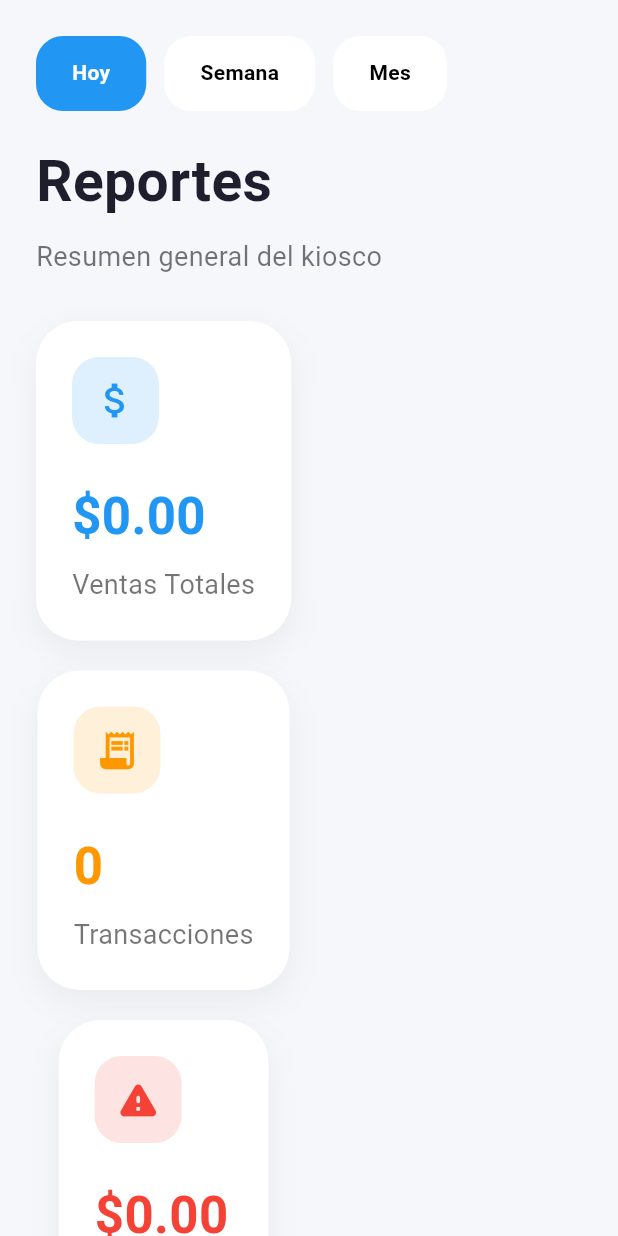
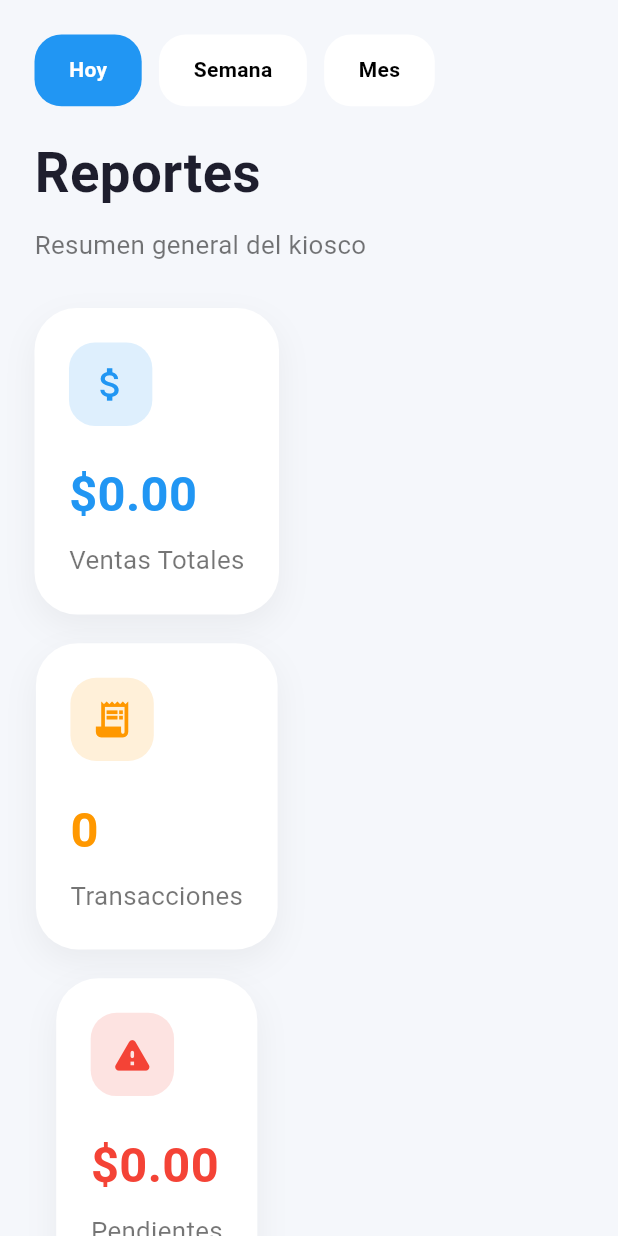
Before and after one commit to Usuario01-bit/kiosco_app, a Flutter app: the ReportsScreen screen opened directly, on a phone screen of 412 x 824 dp. Run offline on Flutter 3.47's test engine with Material 3 defaults, Android fonts, the light colour scheme and no system bars; our stand-ins replace cloud_firestore, firebase_core, fl_chart, shared_preferences, sqflite; accounts and stored records are empty.

Commit message:
fix: date format ISO + responsive fonts + text overflow
Root cause fixes:
- Changed date format DD/MM/YYYY → yyyy-MM-dd in insertSale
  so getTodaySales/getWeeklySales queries actually match
- Removed composite index requirement from getRecentSales
  (single orderBy instead of orderBy date + time)
- Removed composite index from payPendingSales (filter
  paymentMethod in Dart)
- Fixed seedFromLocal to normalize old-format dates to ISO

UI fixes per user feedback:
- dashboard: fonts/padding → R.fs/R.sp, error icon responsive
- sales: flex 3:2 phone ratio, all fonts/icons/padding → R.fs/R.sp
- students: Expanded + overflow ellipsis on name, history
  dialog maxHeight=60vh, substring(0,10) null-safe
- products: success SnackBar after add, maxLines+ellipsis
  name, all fonts/sizes → R.fs/R.sp, icon picker height 120
- reports: imported responsive.dart, all hardcoded sizes →
  R.fs/R.sp, removed debug print
- pending: Expanded wrapper for student name to prevent
  button being pushed off-screen, all fonts → R.fs/R.sp

```diff
--- a/lib/screens/reports_screen.dart
+++ b/lib/screens/reports_screen.dart
@@ -2,6 +2,7 @@ import 'package:fl_chart/fl_chart.dart';
 import 'package:flutter/material.dart';
 
 import '../services/firestore_service.dart';
+import '../services/responsive.dart';
 
 class ReportsScreen extends StatefulWidget {
 
@@ -119,8 +120,6 @@ class _ReportsScreenState
           productCounter[product]!;
 
           bestProduct = product;
-
-          print(bestProduct);
         }
       }
 
@@ -209,8 +208,9 @@ class _ReportsScreenState
         child: SingleChildScrollView(
 
 
-        padding:
-        const EdgeInsets.all(24),
+        padding: EdgeInsets.all(
+          R.sp(context, 24),
+        ),
 
         child: Column(
 
@@ -219,7 +219,7 @@ class _ReportsScreenState
 
           children: [
             SizedBox(
-              height: 50,
+              height: R.sp(context, 50),
 
               child: ListView(
                 scrollDirection: Axis.horizontal,
@@ -265,44 +265,44 @@ class _ReportsScreenState
                 ],
               ),
             ),
-            const SizedBox(height: 20),
+            SizedBox(height: R.sp(context, 20)),
 
             // =================================================
             // TITLE
             // =================================================
 
-            const Text(
+            Text(
 
               'Reportes',
 
               style: TextStyle(
 
-                fontSize: 38,
+                fontSize: R.fs(context, 38),
 
                 fontWeight:
                 FontWeight.bold,
 
                 color:
-                Color(0xFF1E1E2D),
+                const Color(0xFF1E1E2D),
               ),
             ),
 
-            const SizedBox(height: 10),
+            SizedBox(height: R.sp(context, 10)),
 
-            const Text(
+            Text(
 
               'Resumen general del kiosco',
 
               style: TextStyle(
 
-                fontSize: 18,
+                fontSize: R.fs(context, 18),
 
                 color:
                 Colors.black54,
               ),
             ),
 
-            const SizedBox(height: 30),
+            SizedBox(height: R.sp(context, 30)),
 
             // =================================================
             // TOP CARDS
@@ -346,16 +346,16 @@ class _ReportsScreenState
                   return Column(
                     children: [
                       cards[0],
-                    const SizedBox(height: 20),
+                      SizedBox(height: R.sp(context, 20)),
                       cards[1],
-                    const SizedBox(height: 20),
+                      SizedBox(height: R.sp(context, 20)),
                       cards[2],
                     ],
                   );
                 },
               ),
 
-            const SizedBox(height: 30),
+              SizedBox(height: R.sp(context, 30)),
 
             LayoutBuilder(
               builder: (context, constraints) {
@@ -387,7 +387,7 @@ class _ReportsScreenState
                 return Column(
                   children: [
                     cards[0],
-                    const SizedBox(height: 20),
+                    SizedBox(height: R.sp(context, 20)),
                     cards[1],
                   ],
                 );
@@ -400,9 +400,8 @@ class _ReportsScreenState
 
             Container(
 
-              padding:
-              const EdgeInsets.all(
-                24,
+              padding: EdgeInsets.all(
+                R.sp(context, 24),
               ),
 
               decoration:
@@ -443,26 +442,26 @@ class _ReportsScreenState
 
                 children: [
 
-                  const Text(
+                  Text(
 
                     'Métodos de Pago',
 
                     style: TextStyle(
 
-                      fontSize: 26,
+                      fontSize: R.fs(context, 26),
 
                       fontWeight:
                       FontWeight.bold,
                     ),
                   ),
 
-                  const SizedBox(
-                    height: 30,
+                  SizedBox(
+                    height: R.sp(context, 30),
                   ),
 
                   SizedBox(
 
-                    height: 350,
+                    height: R.sp(context, 350),
 
                     child: BarChart(
 
@@ -638,7 +637,7 @@ class _ReportsScreenState
               ),
             ),
 
-            const SizedBox(height: 30),
+            SizedBox(height: R.sp(context, 30)),
 
             // =================================================
             // SALES LIST
@@ -646,9 +645,8 @@ class _ReportsScreenState
 
             Container(
 
-              padding:
-              const EdgeInsets.all(
-                24,
+              padding: EdgeInsets.all(
+                R.sp(context, 24),
               ),
 
               decoration:
@@ -689,32 +687,31 @@ class _ReportsScreenState
 
                 children: [
 
-                  const Text(
+                  Text(
 
                     'Últimas Ventas',
 
                     style: TextStyle(
 
-                      fontSize: 26,
+                      fontSize: R.fs(context, 26),
 
                       fontWeight:
                       FontWeight.bold,
                     ),
                   ),
 
-                  const SizedBox(
-                    height: 20,
+                  SizedBox(
+                    height: R.sp(context, 20),
                   ),
 
                   sales.isEmpty
 
-                      ? const Center(
+                      ? Center(
 
                     child: Padding(
 
-                      padding:
-                      EdgeInsets.all(
-                        30,
+                      padding: EdgeInsets.all(
+                        R.sp(context, 30),
                       ),
 
                       child: Text(
@@ -722,7 +719,7 @@ class _ReportsScreenState
                         'No hay ventas',
 
                         style: TextStyle(
-                          fontSize: 18,
+                          fontSize: R.fs(context, 18),
                         ),
                       ),
                     ),
@@ -747,14 +744,12 @@ class _ReportsScreenState
 
                       return Container(
 
-                        margin:
-                        const EdgeInsets.only(
-                          bottom: 16,
+                        margin: EdgeInsets.only(
+                          bottom: R.sp(context, 16),
                         ),
 
-                        padding:
-                        const EdgeInsets.all(
-                          20,
+                        padding: EdgeInsets.all(
+                          R.sp(context, 20),
                         ),
 
                         decoration:
@@ -777,9 +772,8 @@ class _ReportsScreenState
 
                             Container(
 
-                              padding:
-                              const EdgeInsets.all(
-                                14,
+                              padding: EdgeInsets.all(
+                                R.sp(context, 14),
                               ),
 
                               decoration:
@@ -803,8 +797,8 @@ class _ReportsScreenState
                               ),
                             ),
 
-                            const SizedBox(
-                              width: 18,
+                            SizedBox(
+                              width: R.sp(context, 18),
                             ),
 
                             Expanded(
@@ -822,19 +816,17 @@ class _ReportsScreenState
                                     sale['student'],
 
                                   style:
-                                    const TextStyle(
+                                  TextStyle(
 
-                                      fontSize:
-                                      20,
+                                    fontSize: R.fs(context, 20),
 
                                     fontWeight:
                                     FontWeight.bold,
                                     ),
                                   ),
 
-                                  const SizedBox(
-                                    height:
-                                    4,
+                                  SizedBox(
+                                    height: R.sp(context, 4),
                                   ),
 
                                   Text(
@@ -857,10 +849,9 @@ class _ReportsScreenState
                               '\$${(sale['total'] as num).toDouble().toStringAsFixed(2)}',
 
                               style:
-                              const TextStyle(
+                              TextStyle(
 
-                                fontSize:
-                                22,
+                                fontSize: R.fs(context, 22),
 
                                 fontWeight:
                                 FontWeight.bold,
@@ -892,11 +883,11 @@ class _ReportsScreenState
       onTap: onTap,
 
       child: Container(
-        margin: const EdgeInsets.only(right: 12),
+        margin: EdgeInsets.only(right: R.sp(context, 12)),
 
-        padding: const EdgeInsets.symmetric(
-          horizontal: 24,
-          vertical: 14,
+        padding: EdgeInsets.symmetric(
+          horizontal: R.sp(context, 24),
+          vertical: R.sp(context, 14),
         ),
 
         decoration: BoxDecoration(
@@ -942,8 +933,7 @@ class _ReportsScreenState
 
     return Container(
 
-      padding:
-      const EdgeInsets.all(24),
+      padding: EdgeInsets.all(R.sp(context, 24)),
 
       decoration: BoxDecoration(
 
@@ -980,8 +970,7 @@ class _ReportsScreenState
 
           Container(
 
-            padding:
-            const EdgeInsets.all(14),
+            padding: EdgeInsets.all(R.sp(context, 14)),
 
             decoration:
             BoxDecoration(
@@ -993,7 +982,7 @@ class _ReportsScreenState
 
               borderRadius:
               BorderRadius.circular(
-                18,
+                R.sp(context, 18),
               ),
             ),
 
@@ -1003,11 +992,11 @@ class _ReportsScreenState
 
               color: color,
 
-              size: 30,
+              size: R.sp(context, 30),
             ),
           ),
 
-          const SizedBox(height: 24),
+          SizedBox(height: R.sp(context, 24)),
 
           Text(
 
@@ -1015,7 +1004,7 @@ class _ReportsScreenState
 
             style: TextStyle(
 
-              fontSize: 34,
+              fontSize: R.fs(context, 34),
 
               fontWeight:
               FontWeight.bold,
@@ -1024,15 +1013,15 @@ class _ReportsScreenState
             ),
           ),
 
-          const SizedBox(height: 8),
+          SizedBox(height: R.sp(context, 8)),
 
           Text(
 
             title,
 
-            style: const TextStyle(
+            style: TextStyle(
 
-              fontSize: 18,
+              fontSize: R.fs(context, 18),
 
               color:
               Colors.black54,
--- a/lib/services/database_helper.dart
+++ b/lib/services/database_helper.dart
@@ -791,8 +791,9 @@ Future<double> getTodaySales() async {
 
     final db = await database;
 
+    final now = DateTime.now();
     final today =
-  DateTime.now().toIso8601String().substring(0, 10);
+    '${now.year.toString().padLeft(4, '0')}-${now.month.toString().padLeft(2, '0')}-${now.day.toString().padLeft(2, '0')}';
 
     final result =
     await db.rawQuery(
```
Also changed, not shown: lib/screens/dashboard_screen.dart (+31 -31 lines), lib/screens/pending_screen.dart (+50 -61 lines), lib/screens/products_screen.dart (+57 -54 lines), lib/screens/sales_screen.dart (+59 -73 lines), lib/screens/students_screen.dart (+54 -48 lines), lib/services/firestore_service.dart (+19 -8 lines). Lines whose indentation alone changed are shown as unchanged.
